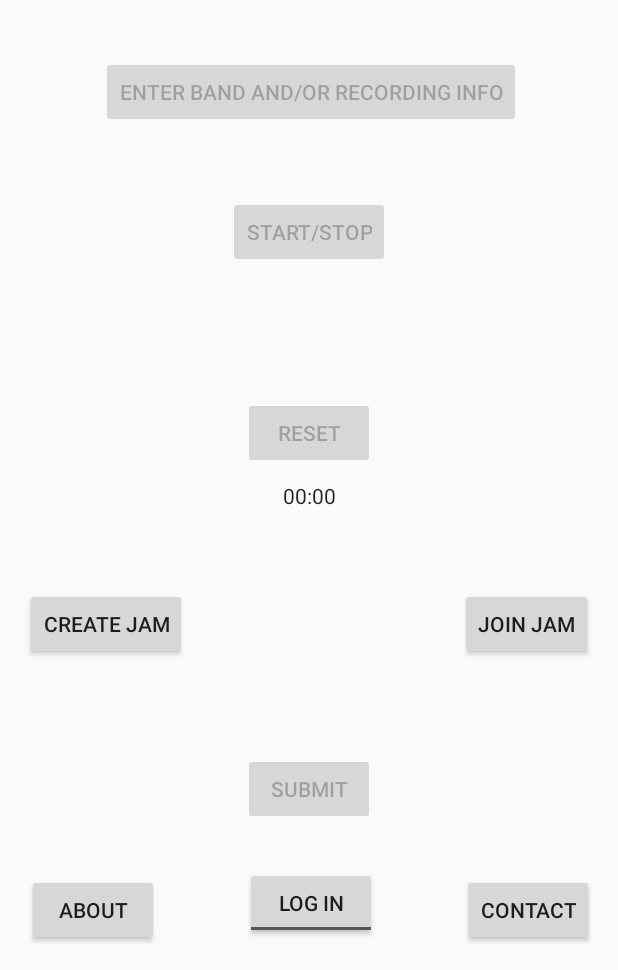
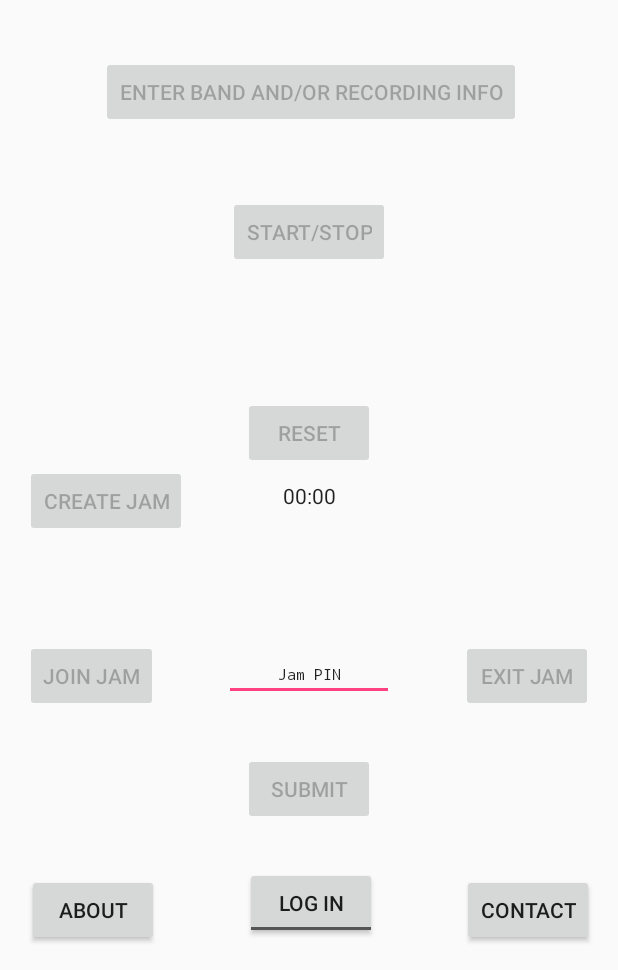
Before and after one commit to draglabs/dSoundBoy-Android-V2, an Android app: the screen it shows after launch (MainActivity), on a phone screen of 412 x 824 dp, the part 266-1236 px from its top. Run offline under Robolectric (Android 15) with nearby library versions, the phone set to English and light mode, and no system bars; libraries missing offline, so code that uses them is left out: com.facebook, com.facebook.appevents, com.viralypatel.sharedpreferenceshelper; 7 statements that could not run were skipped.

Commit message:
Changed and modified UI features

```diff
--- a/app/src/main/java/com/draglabs/dsoundboy/dsoundboy/Activities/LoginActivity.java
+++ b/app/src/main/java/com/draglabs/dsoundboy/dsoundboy/Activities/LoginActivity.java
@@ -92,6 +92,8 @@ public class LoginActivity extends AppCompatActivity implements LoaderCallbacks<
     private AWSutils awsUtils;
 
     private PrefUtils prefUtils;
+
+    private String uniqueUserID;
 
     @Override
     protected void onCreate(Bundle savedInstanceState) {
@@ -228,10 +230,12 @@ public class LoginActivity extends AppCompatActivity implements LoaderCallbacks<
         prefUtils = new PrefUtils(this);
         prefUtils.addListener(this);
         uniqueUserIDset();
+        uniqueUserID = prefUtils.getUniqueUserID();
 
         Snackbar.make(view, "Unique ID: " + prefUtils.getUniqueUserID(), Snackbar.LENGTH_LONG).show();
         Intent intent = new Intent(this, MainActivity.class);
         intent.putExtra("callingClass", "LoginActivity"); // DO IT THIS WAY, SEND BOOL VALUES THROUGH THIS INSTEAD OF SHAREDPREFERENCES!!!!!!!!!
+        intent.putExtra("uniqueUserID", uniqueUserID);
         /*intent.putExtra("enterInfoEnabled", true);
         intent.putExtra("startStopEnabled", false);
         intent.putExtra("resetEnabled", false);
--- a/app/src/main/java/com/draglabs/dsoundboy/dsoundboy/Activities/MainActivity.java
+++ b/app/src/main/java/com/draglabs/dsoundboy/dsoundboy/Activities/MainActivity.java
@@ -19,14 +19,18 @@ import android.util.Log;
 import android.view.View;
 import android.widget.Button;
 import android.widget.Chronometer;
+import android.widget.EditText;
 import android.widget.ImageButton;
 import android.widget.ImageView;
 import android.widget.Toast;
 import android.widget.ToggleButton;
 
 import com.draglabs.dsoundboy.dsoundboy.BuildConfig;
+import com.draglabs.dsoundboy.dsoundboy.Interfaces.CallbackListener;
 import com.draglabs.dsoundboy.dsoundboy.R;
 import com.draglabs.dsoundboy.dsoundboy.Acessories.Recorder;
+import com.draglabs.dsoundboy.dsoundboy.Utils.APIutils;
+import com.draglabs.dsoundboy.dsoundboy.Utils.PrefUtils;
 import com.facebook.AccessToken;
 import com.facebook.FacebookSdk;
 import com.facebook.LoggingBehavior;
@@ -37,7 +41,7 @@ import com.viralypatel.sharedpreferenceshelper.lib.SharedPreferencesHelper;
 import java.security.MessageDigest;
 import java.security.NoSuchAlgorithmException;
 
-public class MainActivity extends AppCompatActivity {
+public class MainActivity extends AppCompatActivity implements CallbackListener {
 
     private Button about;
     private Button contact;
@@ -53,12 +57,15 @@ public class MainActivity extends AppCompatActivity {
     private Button viewRecordings;
     private Button createJam;
     private Button joinJam;
+    private Button exitJam;
+    private EditText jamPINtext;
 
     private String emailText;
     private String descriptionText;
     private String artistNameText;
     private String venueText;
     private String[] bandInfo;
+    private String jamID;
 
     private Intent enterInfoIntent;
 
@@ -73,6 +80,10 @@ public class MainActivity extends AppCompatActivity {
     private Recorder recorder;
 
     private LocationManager locationManager;
+
+    private String uniqueUserID;
+
+    private PrefUtils prefUtils;
 
     @SuppressWarnings("deprecation")
     @Override
@@ -104,6 +115,8 @@ public class MainActivity extends AppCompatActivity {
         Log.v("App ID and App Name: ", FacebookSdk.getApplicationId() + "; " + FacebookSdk.getApplicationName());
 
         setContentView(R.layout.activity_main);
+
+        prefUtils = new PrefUtils(this);
 
         sharedPreferences = PreferenceManager.getDefaultSharedPreferences(getApplicationContext());
         //SharedPreferences sharedPreferences = this.getSharedPreferences("com.draglabs.dsoundboy.dsoundboy", Context.MODE_PRIVATE);
@@ -138,17 +151,12 @@ public class MainActivity extends AppCompatActivity {
         login = (ToggleButton)findViewById(R.id.login_activity_button);
         viewRecordings = (Button)findViewById(R.id.button_view_recordings);
         createJam = (Button)findViewById(R.id.button_create_jam);
+        createJam.setEnabled(false);
         joinJam = (Button)findViewById(R.id.button_join_jam);
-
-        // TODO: FIX! WHY ISN'T THIS WORKING?!?!?!?!?!
-        //sharedPreferencesEditor.putInt(getResources().getResourceName(R.integer.activity_main_launch_count), 1);
-        sharedPreferencesEditor.putInt("activity_main_launch_count", 1);
-        sharedPreferencesEditor.apply();
-        //sharedPreferencesHelper.putInt(getResources().getResourceName(R.integer.activity_main_launch_count), 1);
-        activityMainViewCount = getResources().getInteger(R.integer.activity_main_launch_count);
-        Toast.makeText(this, "value: " + activityMainViewCount, Toast.LENGTH_LONG).show();
-
-        // check activity_main_launch_count values
+        joinJam.setEnabled(false);
+        exitJam = (Button)findViewById(R.id.button_exit_jam);
+        exitJam.setEnabled(false);
+        jamPINtext = (EditText)findViewById(R.id.text_jam_pin);
 
         setBandInfo();
         bandInfo = createArray(emailText, descriptionText, artistNameText, venueText); // can't be null values below, maybe instantiate elsewhere?
@@ -166,6 +174,7 @@ public class MainActivity extends AppCompatActivity {
                 submit.setEnabled(false);
                 login.setEnabled(false); // necessary?
                 login.setChecked(true);
+                uniqueUserID = getIntent().getStringExtra("uniqueUserID");
             }
             if (callingClass.equals("EnterInfo")) {
                 enterInfo.setEnabled(false);
@@ -173,6 +182,8 @@ public class MainActivity extends AppCompatActivity {
                 reset.setEnabled(false);
                 submit.setEnabled(false);
                 login.setEnabled(false); // necessary?
+                createJam.setEnabled(true);
+                joinJam.setEnabled(true);
             }
         }
         Toast.makeText(this, "" + Profile.getCurrentProfile(), Toast.LENGTH_LONG).show();
@@ -181,8 +192,12 @@ public class MainActivity extends AppCompatActivity {
             login.setEnabled(true); // necessary?
             login.setChecked(true);
             enterInfo.setEnabled(true);
+            /*createJam.setEnabled(true);
+            joinJam.setEnabled(true);*/
         }
     }
+
+    // TODO: show pin code under start and join jam buttons
 
     /**
      * A native method that is implemented by the 'native-lib' native library,
@@ -284,7 +299,38 @@ public class MainActivity extends AppCompatActivity {
         String provider = LocationManager.GPS_PROVIDER;
         //locationManager.requestLocationUpdates(provider, 5000, 10, this);
         Location location = new Location(provider);
-        //int resultCodeStartJam = APIutils.startJam(location);
+        APIutils.startJam(this, uniqueUserID, "Test", "Test Jam", location);
+        jamPINtext.setText(prefUtils.getJamPIN());
+    }
+
+    public void uniqueUserIDset() {
+        String uniqueUserID = prefUtils.getUniqueUserID();
+        Log.v("Unique User ID (MA): ", uniqueUserID + "");
+        // TODO: Set it as a variable somewhere? Anyway the Jams activity sees this info too
+    }
+
+    public void jamIDset() {
+        Log.v("Jam ID: ", prefUtils.getJamID() + "");
+    }
+
+    public void jamPINset() {
+        Log.v("Jam PIN: ", prefUtils.getJamPIN() + "");
+    }
+
+    public void jamStartTimeSet() {
+        Log.v("Jam Start Time: ", prefUtils.getJamStartTime() + "");
+    }
+
+    public void jamEndTimeSet() {
+        Log.v("Jam End Time: ", prefUtils.getJamEndTime() + "");
+    }
+
+    public void getCollaboratorsSet() {
+        Log.v("Collaborators: ", prefUtils.getCollaborators() + "");
+    }
+
+    public void getUserActivitySet() {
+        Log.v("User Activity: ", prefUtils.getUserActivity() + "");
     }
 
     public void clickJoinJam(View view) {
--- a/app/src/main/java/com/draglabs/dsoundboy/dsoundboy/Utils/PrefUtils.java
+++ b/app/src/main/java/com/draglabs/dsoundboy/dsoundboy/Utils/PrefUtils.java
@@ -28,6 +28,8 @@ public class PrefUtils {
     private final String JAM_END_TIME = "jam_end_time";
     private final String COLLABORATORS = "collaborators";
     private final String USER_ACTIVITY = "user_activity";
+
+    // TODO: add data for "Enter Band And/Or Recording Info"
 
     public PrefUtils(Activity activity) {
         this.activity = activity;
--- a/app/src/main/res/layout/activity_main.xml
+++ b/app/src/main/res/layout/activity_main.xml
@@ -6,6 +6,23 @@
     android:layout_width="match_parent"
     android:layout_height="match_parent"
     tools:context="com.draglabs.dsoundboy.dsoundboy.Activities.MainActivity">
+
+    <Button
+        android:id="@+id/button_exit_jam"
+        android:layout_width="wrap_content"
+        android:layout_height="wrap_content"
+        android:layout_marginBottom="8dp"
+        android:layout_marginLeft="8dp"
+        android:layout_marginRight="8dp"
+        android:layout_marginTop="8dp"
+        android:onClick="clickJoinJam"
+        android:text="@string/exit_jam"
+        app:layout_constraintBottom_toBottomOf="parent"
+        app:layout_constraintHorizontal_bias="0.971"
+        app:layout_constraintLeft_toLeftOf="parent"
+        app:layout_constraintRight_toRightOf="parent"
+        app:layout_constraintTop_toTopOf="parent"
+        app:layout_constraintVertical_bias="0.767" />
 
     <Button
         android:id="@+id/about"
@@ -213,7 +230,7 @@
         app:layout_constraintLeft_toLeftOf="parent"
         app:layout_constraintRight_toRightOf="parent"
         app:layout_constraintTop_toTopOf="parent"
-        app:layout_constraintVertical_bias="0.718" />
+        app:layout_constraintVertical_bias="0.601" />
 
     <Button
         android:id="@+id/button_join_jam"
@@ -226,10 +243,30 @@
         android:onClick="clickJoinJam"
         android:text="@string/join_jam"
         app:layout_constraintBottom_toBottomOf="parent"
-        app:layout_constraintHorizontal_bias="0.971"
+        app:layout_constraintHorizontal_bias="0.028"
         app:layout_constraintLeft_toLeftOf="parent"
         app:layout_constraintRight_toRightOf="parent"
         app:layout_constraintTop_toTopOf="parent"
-        app:layout_constraintVertical_bias="0.718" />
+        app:layout_constraintVertical_bias="0.767" />
+
+    <EditText
+        android:id="@+id/text_jam_pin"
+        android:layout_width="113dp"
+        android:layout_height="32dp"
+        android:layout_marginBottom="8dp"
+        android:layout_marginEnd="8dp"
+        android:layout_marginStart="8dp"
+        android:layout_marginTop="8dp"
+        android:text="@string/jam_pin"
+        android:textAlignment="center"
+        android:textAllCaps="false"
+        android:textSize="10sp"
+        android:typeface="monospace"
+        app:layout_constraintBottom_toBottomOf="parent"
+        app:layout_constraintEnd_toEndOf="parent"
+        app:layout_constraintHorizontal_bias="0.501"
+        app:layout_constraintStart_toStartOf="parent"
+        app:layout_constraintTop_toTopOf="parent"
+        app:layout_constraintVertical_bias="0.762" />
 
 </android.support.constraint.ConstraintLayout>
--- a/app/src/main/res/values/strings.xml
+++ b/app/src/main/res/values/strings.xml
@@ -67,6 +67,7 @@
     <string name="get_collaborators">Get Collaborators</string>
     <string name="get_user_activity">Get User Activity</string>
     <string name="notify_user">Notify User</string>
+    <string name="jam_pin">Jam PIN</string>
 
     <!-- Strings related to ListOfRecordings -->
     <string name="title_activity_list_of_recordings">List of Recordings</string>
```
Also changed, not shown: app/src/main/java/com/draglabs/dsoundboy/dsoundboy/changelog.txt.
